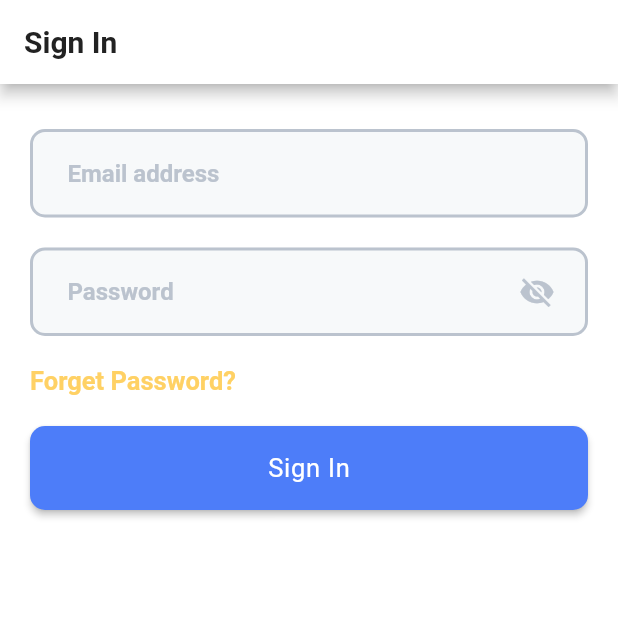
After one commit to mukireus/flutter_ui_template_login, a Flutter app: the BlueberryLogin screen opened directly, on a phone screen of 412 x 824 dp, the top half of it. The commit adds this screen. Run offline on Flutter 3.47's test engine with Material 2 defaults, Android fonts, the phone set to English and light mode, and no system bars; our stand-ins replace flutter_screenutil.

Commit message:
added blueberry screen

```diff
--- a/lib/home_list.dart
+++ b/lib/home_list.dart
@@ -1,4 +1,5 @@
 import 'package:flutter/material.dart';
+import 'package:flutter_template_login/screens/blueberry_login.dart';
 import 'package:flutter_template_login/screens/grape_login.dart';
 import 'package:flutter_template_login/screens/muz_login.dart';
 import 'package:flutter_template_login/screens/strawberry_login.dart';
@@ -26,5 +27,9 @@ class HomeList {
       imagePath: UIHelper.strawberryPhoto,
       navigateScreen: StrawberryLogin(),
     ),
+    HomeList(
+      imagePath: UIHelper.blueberryPhoto,
+      navigateScreen: BlueberryLogin(),
+    ),
   ];
 }
--- /dev/null
+++ b/lib/screens/blueberry_login.dart
@@ -0,0 +1,145 @@
+import 'package:flutter/material.dart';
+import 'package:flutter_template_login/ui/ui_helper.dart';
+
+class BlueberryLogin extends StatefulWidget {
+  @override
+  _BlueberryLoginState createState() => _BlueberryLoginState();
+}
+
+class _BlueberryLoginState extends State<BlueberryLogin> {
+  bool hiddentText = true;
+
+  void _toggleVisibility() {
+    setState(() {
+      hiddentText = !hiddentText;
+    });
+  }
+
+  @override
+  Widget build(BuildContext context) {
+    return Scaffold(
+      appBar: AppBar(
+        iconTheme: IconThemeData(color: UIHelper.BLUEBERRY_BLACK),
+        backgroundColor: UIHelper.WHITE,
+        title: Text(
+          UIHelper.signInLower,
+          style: TextStyle(
+              color: UIHelper.BLUEBERRY_BLACK, fontWeight: FontWeight.bold),
+        ),
+      ),
+      backgroundColor: UIHelper.WHITE,
+      body: Column(
+        mainAxisAlignment: MainAxisAlignment.start,
+        crossAxisAlignment: CrossAxisAlignment.start,
+        children: <Widget>[
+          _textField,
+          _passwordField,
+          _forgetPasswordButton,
+          _loginButton,
+        ],
+      ),
+    );
+  }
+
+  Widget get _textField => Padding(
+        padding: const EdgeInsets.fromLTRB(20, 30, 20, 0),
+        child: TextField(
+          style: TextStyle(color: UIHelper.BLUEBERRY_TEXT_COLOR),
+          textAlign: TextAlign.left,
+          obscureText: false,
+          autocorrect: false,
+          cursorColor: UIHelper.BLUEBERRY_BLACK,
+          maxLines: 1,
+          decoration: InputDecoration(
+            filled: true,
+            fillColor: UIHelper.BLUEBERRY_GREY,
+            focusedBorder: OutlineInputBorder(
+                borderRadius: BorderRadius.circular(10),
+                borderSide:
+                    BorderSide(color: UIHelper.BLUEBERRY_TEXT_COLOR, width: 2)),
+            enabledBorder: OutlineInputBorder(
+                borderRadius: BorderRadius.circular(10),
+                borderSide:
+                    BorderSide(color: UIHelper.BLUEBERRY_TEXT_COLOR, width: 2)),
+            hintText: UIHelper.email,
+            contentPadding: const EdgeInsets.fromLTRB(25, 20, 25, 20),
+            hintStyle: TextStyle(
+                color: UIHelper.BLUEBERRY_TEXT_COLOR,
+                fontWeight: FontWeight.bold),
+          ),
+        ),
+      );
+
+  Widget get _passwordField => Padding(
+        padding: const EdgeInsets.fromLTRB(20, 20, 20, 0),
+        child: TextField(
+          style: TextStyle(color: UIHelper.BLUEBERRY_TEXT_COLOR),
+          textAlign: TextAlign.left,
+          obscureText: hiddentText,
+          autocorrect: false,
+          cursorColor: UIHelper.BLUEBERRY_BLACK,
+          maxLines: 1,
+          decoration: InputDecoration(
+            filled: true,
+            fillColor: UIHelper.BLUEBERRY_GREY,
+            focusedBorder: OutlineInputBorder(
+                borderRadius: BorderRadius.circular(10),
+                borderSide:
+                    BorderSide(color: UIHelper.BLUEBERRY_TEXT_COLOR, width: 2)),
+            enabledBorder: OutlineInputBorder(
+                borderRadius: BorderRadius.circular(10),
+                borderSide:
+                    BorderSide(color: UIHelper.BLUEBERRY_TEXT_COLOR, width: 2)),
+            suffixIcon: Padding(
+              padding: const EdgeInsets.only(right: 10.0),
+              child: IconButton(
+                icon: hiddentText
+                    ? Icon(Icons.visibility_off)
+                    : Icon(Icons.visibility),
+                onPressed: _toggleVisibility,
+                color: UIHelper.BLUEBERRY_TEXT_COLOR,
+              ),
+            ),
+            hintText: UIHelper.password,
+            contentPadding: const EdgeInsets.fromLTRB(25, 20, 25, 20),
+            hintStyle: TextStyle(
+                color: UIHelper.BLUEBERRY_TEXT_COLOR,
+                fontWeight: FontWeight.bold),
+          ),
+        ),
+      );
+
+  Widget get _forgetPasswordButton => Padding(
+        padding: const EdgeInsets.fromLTRB(20, 20, 20, 0),
+        child: InkWell(
+          child: Text(
+            UIHelper.forgetPassword,
+            style: TextStyle(
+                color: UIHelper.BLUEBERRY_ORANGE,
+                fontWeight: FontWeight.w700,
+                fontSize: 17),
+          ),
+          onTap: () {},
+        ),
+      );
+
+  Widget get _loginButton => Padding(
+        padding: const EdgeInsets.fromLTRB(20, 20, 20, 0),
+        child: MaterialButton(
+          height: 56,
+          minWidth: double.infinity,
+          color: UIHelper.BLUEBERRY_BLUE,
+          shape: RoundedRectangleBorder(
+              borderRadius: new BorderRadius.circular(10)),
+          onPressed: () {},
+          child: Text(
+            UIHelper.signInLower,
+            style: TextStyle(
+                fontSize: 17,
+                color: UIHelper.WHITE,
+                fontWeight: FontWeight.w400,
+                letterSpacing: 0.5),
+          ),
+        ),
+      );
+}
--- a/lib/screens/grape_login.dart
+++ b/lib/screens/grape_login.dart
@@ -105,9 +105,7 @@ class _GrapeLoginState extends State<GrapeLogin> {
                   color: Color(0xFF5ABD8C),
                   shape: RoundedRectangleBorder(
                       borderRadius: new BorderRadius.circular(20.0)),
-                  onPressed: () {
-                    Navigator.of(context).pushNamed("/HomePage");
-                  },
+                  onPressed: () {},
                   child: Text(
                     "Sign In",
                     style: TextStyle(fontSize: 15, color: Colors.white),
--- a/lib/ui/ui_helper.dart
+++ b/lib/ui/ui_helper.dart
@@ -6,7 +6,7 @@ class UIHelper {
   static final String createAccount = "Create\nAccount";
   static final String welcomeBack = "Welcome\nBack";
   static final String name = "Name";
-  static final String email = "Email";
+  static final String email = "Email address";
   static final String username = "Username";
   static final String password = "Password";
   static final String login = "Login";
@@ -24,6 +24,7 @@ class UIHelper {
   static final String muzPhoto = "assets/images/muz_login.png";
   static final String grapePhoto = "assets/images/grape_login.png";
   static final String strawberryPhoto = "assets/images/strawberry_login.png";
+  static final String blueberryPhoto = "assets/images/blueberry.png";
   static final String noPhoto = "assets/images/no_photo.png";
 
   // MUZ LOGIN COLORS
@@ -33,13 +34,20 @@ class UIHelper {
   static const Color MUZ_BUTTONSHADOW = Color(0x403C67F7);
   static const Color MUZ_TEXT_COLOR = Color(0xFF5A7BB5);
 
-  // MUZ LOGIN COLORS
+  // STRAWBERRY LOGIN COLORS
   static const Color STRAWBERRY_PRIMARY_COLOR = Color(0xFFFE0000);
   static const Color STRAWBERRY_SECONDARY_COLOR = Color(0xFFC40000);
   static const Color STRAWBERRY_SHADOW = Color(0x70000000);
   static const Color STRAWBERRY_BUTTONSHADOW = Color(0x403C67F7);
   static const Color STRAWBERRY_TEXT_COLOR = Color(0xFF5A7BB5);
   static const Color STRAWBERRY_FOCUS_COLOR = Color(0xFFFF5A35);
+
+  // BLUEBERRY LOGIN COLORS
+  static const Color BLUEBERRY_BLUE = Color(0xFF4D7DF9);
+  static const Color BLUEBERRY_BLACK = Color(0xFF222222);
+  static const Color BLUEBERRY_ORANGE = Color(0xFFFFD164);
+  static const Color BLUEBERRY_GREY = Color(0xFFF7F9FA);
+  static const Color BLUEBERRY_TEXT_COLOR = Color(0xFFBBC3CE);
 
   // GLOBAL COLORS
   static const Color SPOTIFY_COLOR = Color(0xFF1DB954);
```
Also changed, not shown: assets/images/blueberry.png (added).
